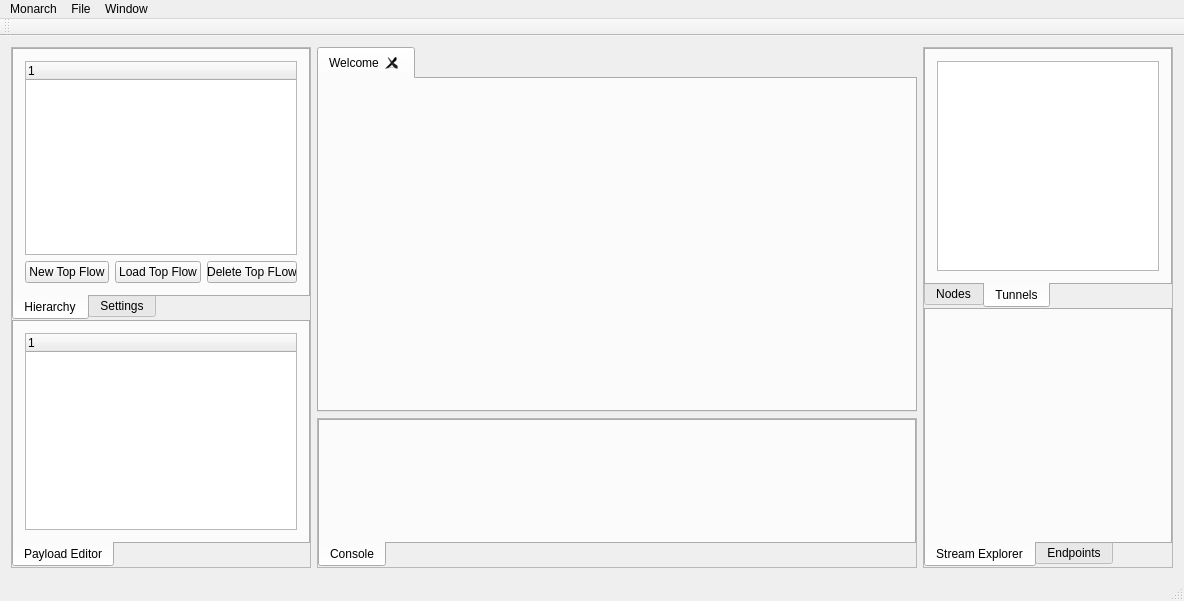
First picture: the form in Monarch-Connect/mainwindow.ui, repository Toms42/Monarch-Connect, before the edit.
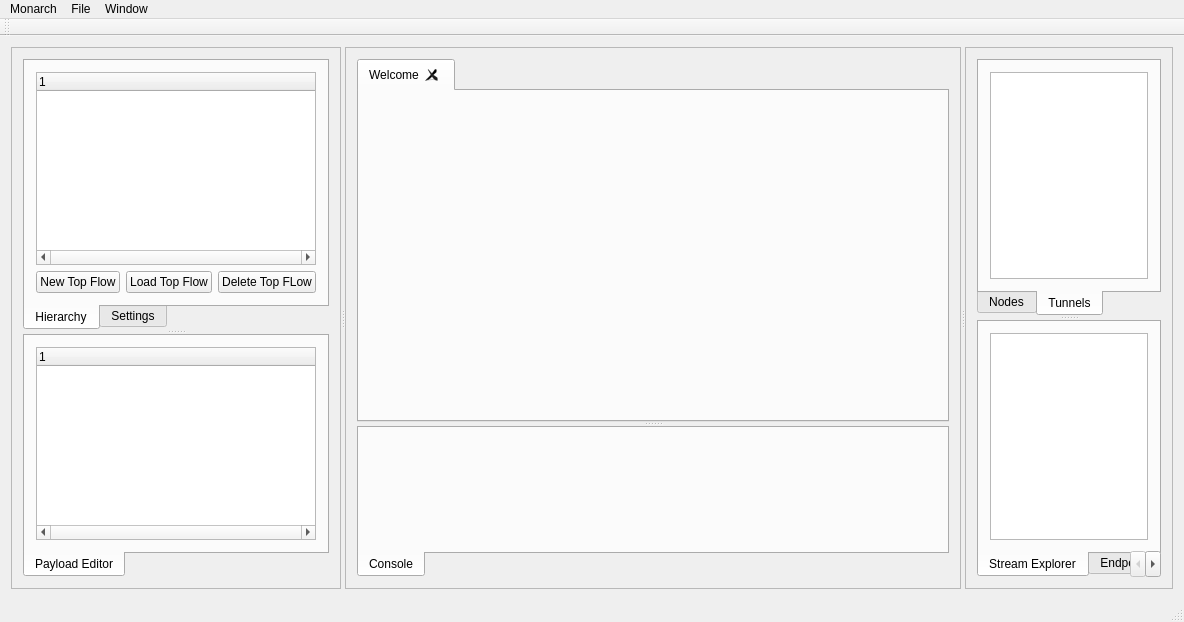
Second picture: the form after the edit.

Commit message: add splitters to allow user-resizable panels

The edit to the form file:
```diff
--- a/Monarch-Connect/mainwindow.ui
+++ b/Monarch-Connect/mainwindow.ui
@@ -7,168 +7,50 @@
     <x>0</x>
     <y>0</y>
     <width>1184</width>
-    <height>601</height>
+    <height>622</height>
    </rect>
   </property>
   <property name="windowTitle">
    <string>MainWindow</string>
   </property>
   <widget class="QWidget" name="centralWidget">
-   <layout class="QGridLayout" name="gridLayout">
-    <item row="0" column="2" rowspan="3">
-     <widget class="QFrame" name="frame_2">
-      <property name="minimumSize">
-       <size>
-        <width>250</width>
-        <height>0</height>
-       </size>
-      </property>
-      <property name="maximumSize">
-       <size>
-        <width>250</width>
-        <height>16777215</height>
-       </size>
-      </property>
+   <layout class="QGridLayout" name="gridLayout_6">
+    <item row="0" column="0">
+     <widget class="QSplitter" name="splitter_2">
       <property name="frameShape">
-       <enum>QFrame::StyledPanel</enum>
+       <enum>QFrame::NoFrame</enum>
       </property>
       <property name="frameShadow">
-       <enum>QFrame::Raised</enum>
+       <enum>QFrame::Plain</enum>
       </property>
-      <layout class="QVBoxLayout" name="verticalLayout">
-       <property name="spacing">
-        <number>0</number>
-       </property>
-       <property name="leftMargin">
-        <number>0</number>
-       </property>
-       <property name="topMargin">
-        <number>0</number>
-       </property>
-       <property name="rightMargin">
-        <number>0</number>
-       </property>
-       <property name="bottomMargin">
-        <number>0</number>
-       </property>
-       <item>
-        <widget class="QTabWidget" name="Modules">
-         <property name="tabPosition">
-          <enum>QTabWidget::South</enum>
-         </property>
-         <property name="currentIndex">
+      <property name="lineWidth">
           <number>1</number>
          </property>
-         <widget class="QWidget" name="tab_nodes">
-          <attribute name="title">
-           <string>Nodes</string>
-          </attribute>
-          <layout class="QGridLayout" name="gridLayout_3">
-           <item row="0" column="0">
-            <widget class="QTreeView" name="treeView_2"/>
-           </item>
-          </layout>
-         </widget>
-         <widget class="QWidget" name="tab_tunnels">
-          <attribute name="title">
-           <string>Tunnels</string>
-          </attribute>
-          <layout class="QGridLayout" name="gridLayout_5">
-           <item row="0" column="0">
-            <widget class="QTreeView" name="treeView_4"/>
-           </item>
-          </layout>
-         </widget>
-        </widget>
-       </item>
-       <item>
-        <widget class="QTabWidget" name="tabWidget_6">
-         <property name="tabPosition">
-          <enum>QTabWidget::South</enum>
-         </property>
-         <property name="currentIndex">
+      <property name="midLineWidth">
           <number>0</number>
          </property>
-         <widget class="QWidget" name="tab_stream">
-          <attribute name="title">
-           <string>Stream Explorer</string>
-          </attribute>
-         </widget>
-         <widget class="QWidget" name="tab_endpoints">
-          <attribute name="title">
-           <string>Endpoints</string>
-          </attribute>
-         </widget>
-        </widget>
-       </item>
-      </layout>
-     </widget>
-    </item>
-    <item row="2" column="1">
-     <widget class="QFrame" name="frame_3">
-      <property name="minimumSize">
-       <size>
-        <width>0</width>
-        <height>10</height>
-       </size>
+      <property name="orientation">
+       <enum>Qt::Horizontal</enum>
       </property>
-      <property name="maximumSize">
-       <size>
-        <width>16777215</width>
-        <height>150</height>
-       </size>
+      <property name="opaqueResize">
+       <bool>true</bool>
       </property>
-      <property name="frameShape">
-       <enum>QFrame::StyledPanel</enum>
-      </property>
-      <property name="frameShadow">
-       <enum>QFrame::Raised</enum>
-      </property>
-      <layout class="QHBoxLayout" name="horizontalLayout">
-       <property name="spacing">
-        <number>0</number>
-       </property>
-       <property name="leftMargin">
-        <number>0</number>
-       </property>
-       <property name="topMargin">
-        <number>0</number>
-       </property>
-       <property name="rightMargin">
-        <number>0</number>
-       </property>
-       <property name="bottomMargin">
-        <number>0</number>
-       </property>
-       <item>
-        <widget class="QTabWidget" name="tabWidget_4">
-         <property name="tabPosition">
-          <enum>QTabWidget::South</enum>
-         </property>
-         <property name="currentIndex">
-          <number>0</number>
-         </property>
-         <widget class="QWidget" name="tab_console">
-          <attribute name="title">
-           <string>Console</string>
-          </attribute>
-         </widget>
-        </widget>
-       </item>
-      </layout>
-     </widget>
-    </item>
-    <item row="0" column="0" rowspan="3">
      <widget class="QFrame" name="frame">
+       <property name="sizePolicy">
+        <sizepolicy hsizetype="Preferred" vsizetype="Preferred">
+         <horstretch>1</horstretch>
+         <verstretch>0</verstretch>
+        </sizepolicy>
+       </property>
       <property name="minimumSize">
        <size>
-        <width>300</width>
+         <width>0</width>
         <height>0</height>
        </size>
       </property>
       <property name="maximumSize">
        <size>
-        <width>250</width>
+         <width>16777215</width>
         <height>16777215</height>
        </size>
       </property>
@@ -178,23 +60,12 @@
       <property name="frameShadow">
        <enum>QFrame::Raised</enum>
       </property>
-      <layout class="QVBoxLayout" name="verticalLayout_2">
-       <property name="spacing">
-        <number>0</number>
-       </property>
-       <property name="leftMargin">
-        <number>0</number>
-       </property>
-       <property name="topMargin">
-        <number>0</number>
-       </property>
-       <property name="rightMargin">
-        <number>0</number>
-       </property>
-       <property name="bottomMargin">
-        <number>0</number>
-       </property>
-       <item>
+       <layout class="QGridLayout" name="gridLayout_7">
+        <item row="0" column="0">
+         <widget class="QSplitter" name="splitter_3">
+          <property name="orientation">
+           <enum>Qt::Vertical</enum>
+          </property>
         <widget class="QTabWidget" name="Project">
          <property name="tabPosition">
           <enum>QTabWidget::South</enum>
@@ -207,15 +78,6 @@
            <string>Hierarchy</string>
           </attribute>
           <layout class="QGridLayout" name="gridLayout_2">
-           <item row="0" column="0" colspan="3">
-            <widget class="QTreeWidget" name="projectTree">
-             <column>
-              <property name="text">
-               <string notr="true">1</string>
-              </property>
-             </column>
-            </widget>
-           </item>
            <item row="1" column="1">
             <widget class="QPushButton" name="button_loadTopFlow">
              <property name="text">
@@ -230,6 +92,21 @@
              </property>
             </widget>
            </item>
+             <item row="0" column="0" colspan="3">
+              <widget class="QTreeWidget" name="projectTree">
+               <property name="horizontalScrollBarPolicy">
+                <enum>Qt::ScrollBarAlwaysOn</enum>
+               </property>
+               <property name="editTriggers">
+                <set>QAbstractItemView::NoEditTriggers</set>
+               </property>
+               <column>
+                <property name="text">
+                 <string notr="true">1</string>
+                </property>
+               </column>
+              </widget>
+             </item>
            <item row="1" column="2">
             <widget class="QPushButton" name="button_deleteTopFlow">
              <property name="text">
@@ -245,8 +122,6 @@
           </attribute>
          </widget>
         </widget>
-       </item>
-       <item>
         <widget class="QTabWidget" name="Datas">
          <property name="tabPosition">
           <enum>QTabWidget::South</enum>
@@ -261,6 +136,9 @@
           <layout class="QGridLayout" name="gridLayout_4">
            <item row="0" column="0">
             <widget class="QTreeWidget" name="widget_tagTree">
+               <property name="horizontalScrollBarPolicy">
+                <enum>Qt::ScrollBarAlwaysOn</enum>
+               </property>
              <property name="editTriggers">
               <set>QAbstractItemView::NoEditTriggers</set>
              </property>
@@ -280,12 +158,42 @@
           </layout>
          </widget>
         </widget>
+         </widget>
        </item>
       </layout>
      </widget>
-    </item>
-    <item row="0" column="1" rowspan="2">
+      <widget class="QFrame" name="frame_4">
+       <property name="sizePolicy">
+        <sizepolicy hsizetype="Preferred" vsizetype="Preferred">
+         <horstretch>6</horstretch>
+         <verstretch>0</verstretch>
+        </sizepolicy>
+       </property>
+       <property name="frameShape">
+        <enum>QFrame::StyledPanel</enum>
+       </property>
+       <property name="frameShadow">
+        <enum>QFrame::Raised</enum>
+       </property>
+       <layout class="QGridLayout" name="gridLayout">
+        <item row="0" column="0">
+         <widget class="QSplitter" name="splitter">
+          <property name="orientation">
+           <enum>Qt::Vertical</enum>
+          </property>
      <widget class="QTabWidget" name="tabWidget">
+           <property name="sizePolicy">
+            <sizepolicy hsizetype="Expanding" vsizetype="Preferred">
+             <horstretch>0</horstretch>
+             <verstretch>2</verstretch>
+            </sizepolicy>
+           </property>
+           <property name="minimumSize">
+            <size>
+             <width>0</width>
+             <height>0</height>
+            </size>
+           </property>
       <property name="currentIndex">
        <number>0</number>
       </property>
@@ -302,6 +210,134 @@
        <attribute name="title">
         <string>Welcome</string>
        </attribute>
+           </widget>
+          </widget>
+          <widget class="QTabWidget" name="tabWidget_4">
+           <property name="sizePolicy">
+            <sizepolicy hsizetype="Expanding" vsizetype="Preferred">
+             <horstretch>0</horstretch>
+             <verstretch>1</verstretch>
+            </sizepolicy>
+           </property>
+           <property name="tabPosition">
+            <enum>QTabWidget::South</enum>
+           </property>
+           <property name="currentIndex">
+            <number>0</number>
+           </property>
+           <widget class="QWidget" name="tab_console">
+            <attribute name="title">
+             <string>Console</string>
+            </attribute>
+           </widget>
+          </widget>
+         </widget>
+        </item>
+       </layout>
+      </widget>
+      <widget class="QFrame" name="frame_2">
+       <property name="sizePolicy">
+        <sizepolicy hsizetype="Preferred" vsizetype="Preferred">
+         <horstretch>1</horstretch>
+         <verstretch>0</verstretch>
+        </sizepolicy>
+       </property>
+       <property name="minimumSize">
+        <size>
+         <width>0</width>
+         <height>0</height>
+        </size>
+       </property>
+       <property name="maximumSize">
+        <size>
+         <width>16777215</width>
+         <height>16777215</height>
+        </size>
+       </property>
+       <property name="frameShape">
+        <enum>QFrame::StyledPanel</enum>
+       </property>
+       <property name="frameShadow">
+        <enum>QFrame::Raised</enum>
+       </property>
+       <layout class="QGridLayout" name="gridLayout_8">
+        <item row="0" column="0">
+         <widget class="QSplitter" name="splitter_4">
+          <property name="orientation">
+           <enum>Qt::Vertical</enum>
+          </property>
+          <widget class="QTabWidget" name="Modules">
+           <property name="sizePolicy">
+            <sizepolicy hsizetype="Expanding" vsizetype="Expanding">
+             <horstretch>0</horstretch>
+             <verstretch>1</verstretch>
+            </sizepolicy>
+           </property>
+           <property name="tabPosition">
+            <enum>QTabWidget::South</enum>
+           </property>
+           <property name="currentIndex">
+            <number>1</number>
+           </property>
+           <widget class="QWidget" name="tab_nodes">
+            <attribute name="title">
+             <string>Nodes</string>
+            </attribute>
+            <layout class="QGridLayout" name="gridLayout_3">
+             <item row="0" column="0">
+              <widget class="QTreeView" name="treeView_2"/>
+             </item>
+            </layout>
+           </widget>
+           <widget class="QWidget" name="tab_tunnels">
+            <attribute name="title">
+             <string>Tunnels</string>
+            </attribute>
+            <layout class="QGridLayout" name="gridLayout_5">
+             <item row="0" column="0">
+              <widget class="QTreeView" name="treeView_4"/>
+             </item>
+            </layout>
+           </widget>
+          </widget>
+          <widget class="QTabWidget" name="tabWidget_6">
+           <property name="sizePolicy">
+            <sizepolicy hsizetype="Expanding" vsizetype="Expanding">
+             <horstretch>0</horstretch>
+             <verstretch>1</verstretch>
+            </sizepolicy>
+           </property>
+           <property name="minimumSize">
+            <size>
+             <width>0</width>
+             <height>0</height>
+            </size>
+           </property>
+           <property name="tabPosition">
+            <enum>QTabWidget::South</enum>
+           </property>
+           <property name="currentIndex">
+            <number>0</number>
+           </property>
+           <widget class="QWidget" name="tab_stream">
+            <attribute name="title">
+             <string>Stream Explorer</string>
+            </attribute>
+            <layout class="QGridLayout" name="gridLayout_9">
+             <item row="0" column="0">
+              <widget class="QTreeView" name="treeView_5"/>
+             </item>
+            </layout>
+           </widget>
+           <widget class="QWidget" name="tab_endpoints">
+            <attribute name="title">
+             <string>Endpoints</string>
+            </attribute>
+           </widget>
+          </widget>
+         </widget>
+        </item>
+       </layout>
       </widget>
      </widget>
     </item>
```
Lines whose indentation alone changed are shown as unchanged. The commit also changes 1 other file.
